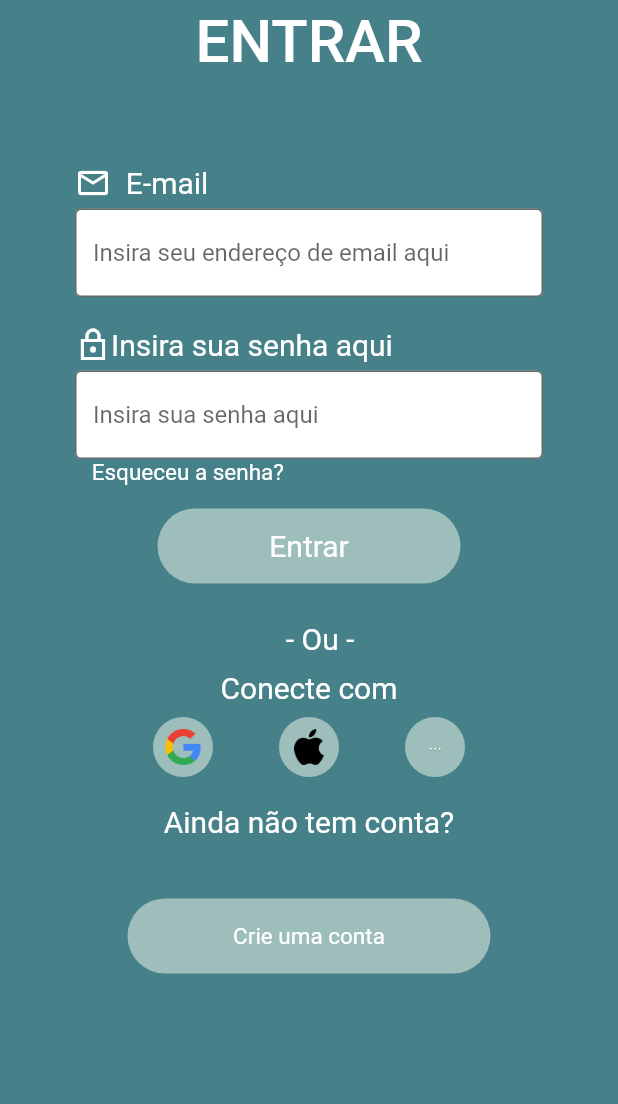
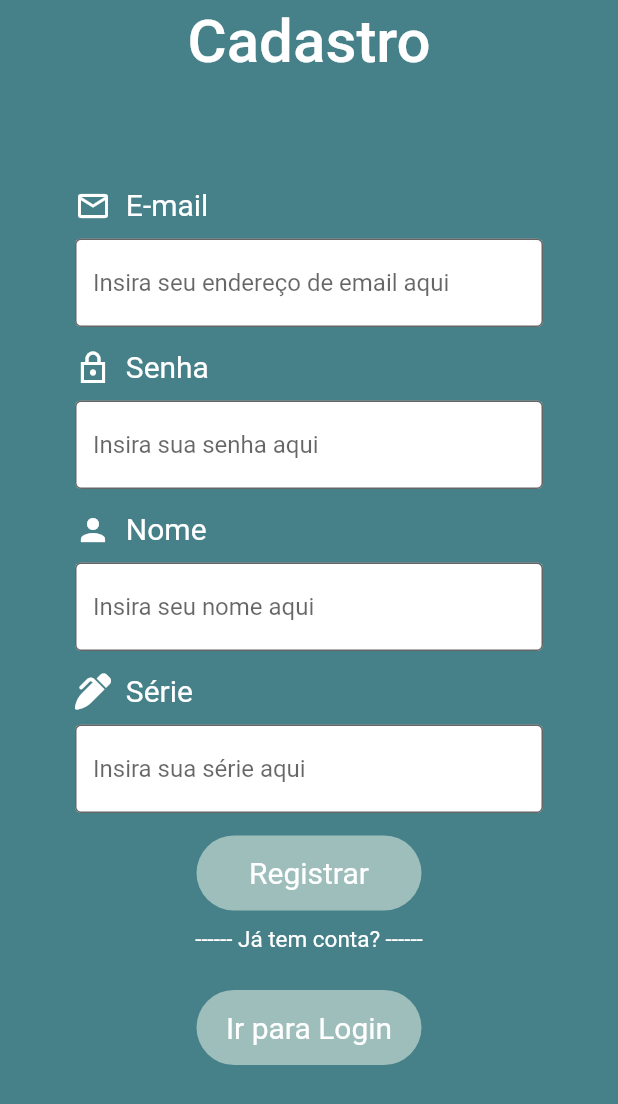
Before and after one commit to ThiagoAlmeida0/PMOB_2022, a Flutter app: the screen it shows after launch, after a tap on "Crie uma conta", on a phone screen of 412 x 824 dp. Shown: the top 1104 px of the screen. Run offline on Flutter 3.47's test engine with Material 2 defaults, Android fonts, the phone set to English and light mode, and no system bars; our stand-ins replace font_awesome_flutter.

Commit message:
added register screen

```diff
--- a/lib/ui/screens/authentication/login_screen.dart
+++ b/lib/ui/screens/authentication/login_screen.dart
@@ -158,7 +158,9 @@ class LoginScreen extends StatelessWidget {
               textColor: Colors.white,
               textSize: 15,
               buttonRouding: 50,
-              onTap: () {},
+              onTap: () {
+                Navigator.of(context).pushReplacementNamed("/register");
+              },
             ),
           ),
         ],
--- a/lib/ui/screens/authentication/new_user_screen.dart
+++ /dev/null
@@ -1,17 +0,0 @@
-import 'package:flutter/material.dart';
-
-class NewUser extends StatefulWidget {
-  const NewUser({ Key? key }) : super(key: key);
-
-  @override
-  State<NewUser> createState() => _NewUserState();
-}
-
-class _NewUserState extends State<NewUser> {
-  @override
-  Widget build(BuildContext context) {
-    return Container(
-
-    );
-  }
-}
--- /dev/null
+++ b/lib/ui/screens/authentication/registe_screen.dart
@@ -0,0 +1,162 @@
+import 'package:flutter/material.dart';
+import 'package:font_awesome_flutter/font_awesome_flutter.dart';
+import 'package:pmob_22/ui/widgets/buttons/rounded_app_button.dart';
+import 'package:pmob_22/utils/constants.dart';
+
+class RegisterScreen extends StatefulWidget {
+  const RegisterScreen({Key? key}) : super(key: key);
+
+  @override
+  State<RegisterScreen> createState() => _NewUserState();
+}
+
+class _NewUserState extends State<RegisterScreen> {
+  @override
+  Widget build(BuildContext context) {
+    return Scaffold(
+      backgroundColor: mainColor,
+      appBar: _buildAppBar(),
+      body: _buildBody(),
+    );
+  }
+
+  PreferredSize _buildAppBar() {
+    return PreferredSize(
+      preferredSize: const Size.fromHeight(100.0),
+      child: AppBar(
+        backgroundColor: mainColor,
+        title: const Center(
+          child: Text("Cadastro",
+              style: TextStyle(fontSize: 40, color: textColor)),
+        ),
+        elevation: 0,
+      ),
+    );
+  }
+
+  SingleChildScrollView _buildBody() {
+    return SingleChildScrollView(
+      child: Padding(
+        padding:
+            const EdgeInsets.only(top: 10.0, bottom: 30, left: 50, right: 50),
+        child: Column(
+          children: [
+            const SizedBox(height: 15),
+            Row(
+              crossAxisAlignment: CrossAxisAlignment.start,
+              children: const [
+                Icon(
+                  Icons.mail_outline,
+                  color: iconColor,
+                ),
+                Text("  E-mail",
+                    style: TextStyle(fontSize: 20, color: textColor))
+              ],
+            ),
+            const SizedBox(height: 10),
+            TextFormField(
+              decoration: const InputDecoration(
+                hintText: "Insira seu endereço de email aqui",
+                border: OutlineInputBorder(),
+                filled: true,
+                fillColor: textFieldBackground,
+              ),
+            ),
+            const SizedBox(height: 15),
+            Row(
+              crossAxisAlignment: CrossAxisAlignment.start,
+              children: const [
+                Icon(
+                  Icons.lock_outline_sharp,
+                  color: iconColor,
+                ),
+                Text("  Senha",
+                    style: TextStyle(fontSize: 20, color: textColor))
+              ],
+            ),
+            const SizedBox(height: 10),
+            TextFormField(
+              decoration: const InputDecoration(
+                hintText: "Insira sua senha aqui",
+                border: OutlineInputBorder(),
+                filled: true,
+                fillColor: textFieldBackground,
+              ),
+            ),
+            const SizedBox(height: 15),
+            Row(
+              crossAxisAlignment: CrossAxisAlignment.start,
+              children: const [
+                Icon(
+                  Icons.person,
+                  color: iconColor,
+                ),
+                Text("  Nome", style: TextStyle(fontSize: 20, color: textColor))
+              ],
+            ),
+            const SizedBox(height: 10),
+            TextFormField(
+              decoration: const InputDecoration(
+                hintText: "Insira seu nome aqui",
+                border: OutlineInputBorder(),
+                filled: true,
+                fillColor: textFieldBackground,
+              ),
+            ),
+            const SizedBox(height: 15),
+            Row(
+              crossAxisAlignment: CrossAxisAlignment.start,
+              children: const [
+                Icon(
+                  FontAwesomeIcons.penClip,
+                  color: iconColor,
+                ),
+                Text("  Série",
+                    style: TextStyle(fontSize: 20, color: textColor))
+              ],
+            ),
+            const SizedBox(height: 10),
+            TextFormField(
+              decoration: const InputDecoration(
+                hintText: "Insira sua série aqui",
+                border: OutlineInputBorder(),
+                filled: true,
+                fillColor: textFieldBackground,
+              ),
+            ),
+            const SizedBox(height: 15),
+            RoundedAppButton(
+                buttonName: "Registrar",
+                buttonColor: ButtonColor,
+                width: 150,
+                height: 50,
+                onTap: () {},
+                textColor: textColor,
+                textSize: 20,
+                buttonRouding: 50),
+            const SizedBox(height: 10),
+            Column(
+              crossAxisAlignment: CrossAxisAlignment.center,
+              children: const [
+                Text("------ Já tem conta? ------",
+                    style: TextStyle(fontSize: 15, color: textColor)),
+              ],
+            ),
+            const SizedBox(height: 25),
+            RoundedAppButton(
+                buttonName: "Ir para Login",
+                buttonColor: ButtonColor,
+                width: 150,
+                height: 50,
+                onTap: () {
+                  Navigator.of(context).pushReplacementNamed("/login");
+                },
+                textColor: textColor,
+                textSize: 20,
+                buttonRouding: 50)
+          ],
+        ),
+      ),
+    );
+  }
+}
--- a/lib/utils/routes.dart
+++ b/lib/utils/routes.dart
@@ -1,6 +1,7 @@
 import 'package:flutter/material.dart';
 import 'package:pmob_22/ui/screens/authentication/forgotten_pass.dart';
 import 'package:pmob_22/ui/screens/authentication/login_screen.dart';
+import 'package:pmob_22/ui/screens/authentication/registe_screen.dart';
 import 'package:pmob_22/ui/screens/home/home_screen.dart';
 import 'package:pmob_22/ui/screens/subject/subject.dart';
 import 'package:pmob_22/ui/screens/subject/math_matters.dart';
@@ -10,6 +11,7 @@ Map<String, WidgetBuilder> routes() {
   final Map< String,WidgetBuilder> routes = <String, WidgetBuilder>{};
 
   routes["/login"] = (context) => const LoginScreen();
+  routes["/register"] = (context) => const RegisterScreen();
   routes["/fPass"] = (context) => const ForgottenPassword();
   routes["/home"] = (context) => const HomeScreen();
   routes["/mathM"] = (context) => const MathMatters();
```
